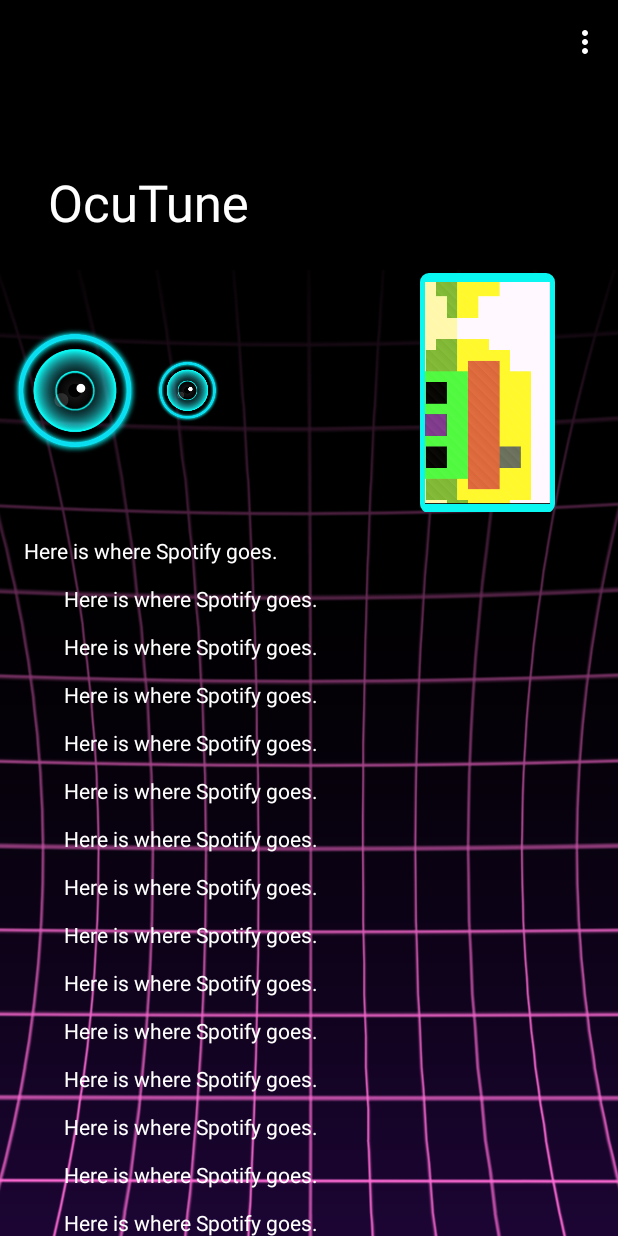
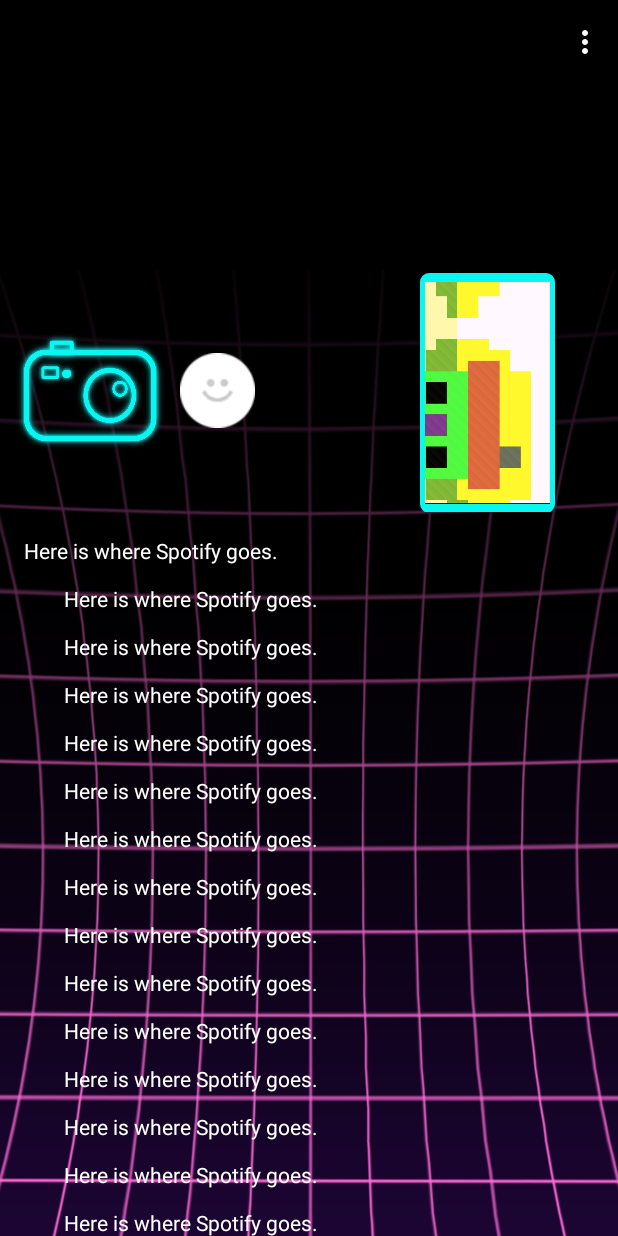
Before and after one commit to taylormr/OcuTune, an Android app: the screen it shows after launch (ScrollingActivity), on a phone screen of 412 x 824 dp. Run offline under Robolectric (Android 15) with nearby library versions, the phone set to English and light mode, and no system bars.

Commit message:
Buttons updated. Shrinky boi is a lot less dramatic.

```diff
--- a/app/src/main/java/com/example/miataylor/ocutune/ScrollingActivity.java
+++ b/app/src/main/java/com/example/miataylor/ocutune/ScrollingActivity.java
@@ -12,6 +12,8 @@
 import android.net.Uri;
 import android.os.Bundle;
 import android.provider.MediaStore;
+import android.support.design.widget.AppBarLayout;
+import android.support.design.widget.CollapsingToolbarLayout;
 import android.support.v7.app.AppCompatActivity;
 import android.support.v7.widget.Toolbar;
 import android.view.View;
@@ -42,6 +44,34 @@
 
 
         imageHolder = (ImageView)findViewById(R.id.picPreview);
+        initCollapsingToolbar();
+    }
+    private void initCollapsingToolbar() {
+        final CollapsingToolbarLayout collapsingToolbar =
+                (CollapsingToolbarLayout) findViewById(R.id.toolbar_layout);
+        collapsingToolbar.setTitle(" ");
+        AppBarLayout appBarLayout = (AppBarLayout) findViewById(R.id.app_bar);
+        appBarLayout.setExpanded(true);
+
+        // hiding & showing the title when toolbar expanded & collapsed
+        appBarLayout.addOnOffsetChangedListener(new AppBarLayout.OnOffsetChangedListener() {
+            boolean isShow = false;
+            int scrollRange = -1;
+
+            @Override
+            public void onOffsetChanged(AppBarLayout appBarLayout, int verticalOffset) {
+                if (scrollRange == -1) {
+                    scrollRange = appBarLayout.getTotalScrollRange();
+                }
+                if (scrollRange + verticalOffset == 0) {
+                    collapsingToolbar.setTitle("Your app title");
+                    isShow = true;
+                } else if (isShow) {
+                    collapsingToolbar.setTitle(" ");
+                    isShow = false;
+                }
+            }
+        });
     }
 
     @Override
--- a/app/src/main/res/layout/content_scrolling.xml
+++ b/app/src/main/res/layout/content_scrolling.xml
@@ -25,7 +25,7 @@
         <!--Camera button, opens camera on click-->
         <ImageButton
             android:id="@+id/camButton"
-            android:layout_width="100dp"
+            android:layout_width="120dp"
             android:layout_height="100dp"
             android:layout_gravity="left|center_vertical"
             android:background="@drawable/cam_button_lens"
@@ -36,13 +36,13 @@
             android:layout_width="50dp"
             android:layout_height="50dp"
             android:layout_gravity="left|center_vertical"
-            android:background="@drawable/cam_button_lens"
+            android:background="@drawable/default_image_selected"
             android:onClick="openGallery" />
 
         <!--Picture preview, displays current picture being used-->
         <ImageView
             android:id="@+id/picPreview"
-            android:layout_marginLeft="130dp"
+            android:layout_marginLeft="110dp"
             android:layout_marginTop="1dp"
             android:layout_width="90dp"
             android:layout_height="160dp"
```
Also changed, not shown: app/src/main/res/drawable-v24/cam_button_lens.png.
